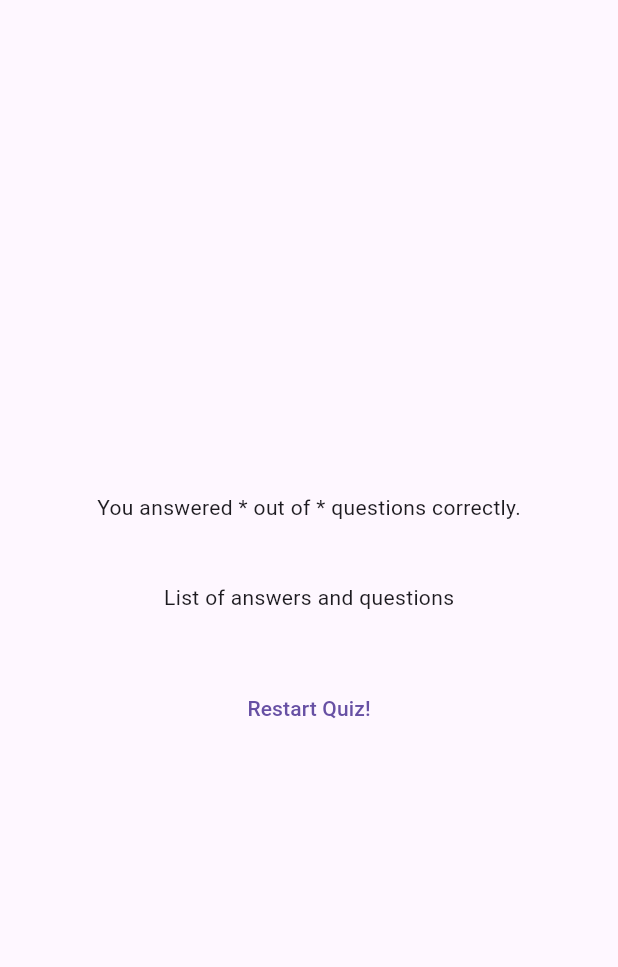
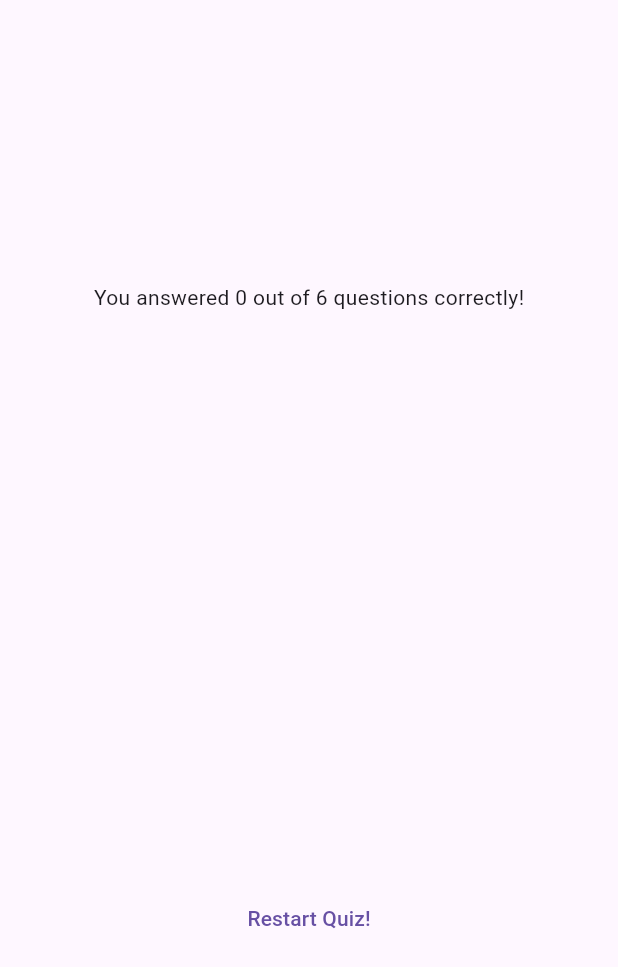
Before and after one commit to gageb3/flutter-quiz-app, a Flutter app: the ResultsScreen widget shown alone on an empty page, opened directly with empty values, on a phone screen of 412 x 824 dp. Shown: the top 967 px of the screen. Run offline on Flutter 3.47's test engine with Material 3 defaults, Android fonts, the phone set to English and light mode, and no system bars; our stand-ins replace google_fonts.

Commit message:
Just lack results page

```diff
--- a/lib/questions_summary.dart
+++ b/lib/questions_summary.dart
@@ -1,27 +1,44 @@
 import 'package:flutter/material.dart';
 
 class QuestionsSummary extends StatelessWidget {
-  QuestionsSummary(this.summaryData, {super.key});
+  const QuestionsSummary(this.summaryData, {super.key});
 
   final List<Map<String, Object>> summaryData;
 
   @override
   Widget build(BuildContext context) {
-    return Column(children: summaryData.map((data) {
+    return SizedBox(
+      height: 300,
+      child: SingleChildScrollView(
+        child: Column(
+          children: summaryData.map(
+            (data) {
               return Row(
                 children: [
                   Text(
-      ((data['question_index'] as int) + 1).toString()),
-      Column(children: [
+                    ((data['question_index'] as int) + 1).toString(),
+                  ),
+                  Expanded(
+                    child: Column(
+                      children: [
                         Text(data['question'] as String),
-
-
-      ],),
+                        const SizedBox(height: 5),
+                        Text(data['user_answer'] as String),
+                        Text(data['correct_answer'] as String),
+                      ],
+                    ),
+                  ),
+                  // const SizedBox(width: 10), // spacing between index and column
+                  // Column(
+                  //   crossAxisAlignment: CrossAxisAlignment.start,
+                  //   children: [],
+                  // ),
                 ],
               );
-
             },
           ).toList(),
+        ),
+      ),
     );
   }
 }
--- a/lib/quiz.dart
+++ b/lib/quiz.dart
@@ -15,16 +15,17 @@ class Quiz extends StatefulWidget {
 }
 
 class _QuizState extends State<Quiz> {
-  List<String> selectedAnswers = []; // Store all user-selected answers
+  List<String> _selectedAnswers = []; // Store all user-selected answers
   var activeScreen = 'start-screen';       // Track which screen to show
 
   // Called when user selects an answer
   void chooseAnswer(String answer){
-    selectedAnswers.add(answer); // Add answer to list
+    _selectedAnswers.add(answer); // Add answer to list
 
-    if (selectedAnswers.length == questions.length) {
+    if (_selectedAnswers.length == questions.length) {
       setState(() {
-        selectedAnswers = [];
+
+        // selectedAnswers = [];
         activeScreen = 'results-screen';
       });
     }
@@ -45,7 +46,7 @@ class _QuizState extends State<Quiz> {
       screenWidget = QuestionsScreen(onSelectAnswer: chooseAnswer);
     }
     if (activeScreen == 'results-screen'){
-      screenWidget = ResultsScreen(chosenAnswers: selectedAnswers);
+      screenWidget = ResultsScreen(chosenAnswers: _selectedAnswers);
     }
     return MaterialApp(
       home: Scaffold(
--- a/lib/results_screen.dart
+++ b/lib/results_screen.dart
@@ -1,5 +1,6 @@
 import 'package:flutter/material.dart';
 import 'package:quiz_app/data/questions.dart';
+import 'package:quiz_app/questions_summary.dart';
 class ResultsScreen extends StatelessWidget {
 
   const ResultsScreen({
@@ -29,6 +30,12 @@ class ResultsScreen extends StatelessWidget {
 
   @override
   Widget build(BuildContext context) {
+    final summaryData = getSummaryData();
+    final numTotalQuestions = questions.length;
+    final numCorrectQuestions = summaryData.where((data) {
+      return data['user_answer'] == data['correct_answer'];
+    }
+    ).length;
     return SizedBox(
       width: double.infinity,
       child: Container(
@@ -36,9 +43,11 @@ class ResultsScreen extends StatelessWidget {
         child: Column(
           mainAxisAlignment: MainAxisAlignment.center,
           children: [
-            const Text("You answered * out of * questions correctly."),
+            Text(
+              "You answered $numCorrectQuestions out of $numTotalQuestions questions correctly!"
+              ),
             const SizedBox(height:40),
-            const Text("List of answers and questions"),
+            QuestionsSummary(getSummaryData()),
             const SizedBox(height: 40),
             TextButton(
               onPressed: () {},
```
Lines whose indentation alone changed are shown as unchanged.
